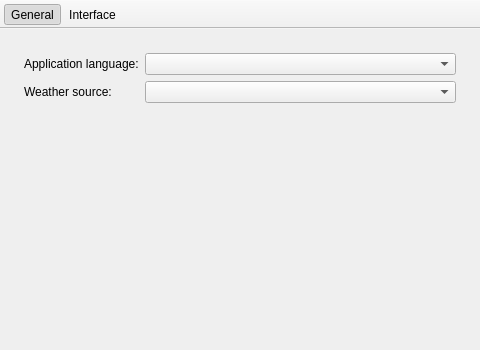
ntadej/Vremenar, file src/settings/SettingsDialog.ui: the form before one commit.
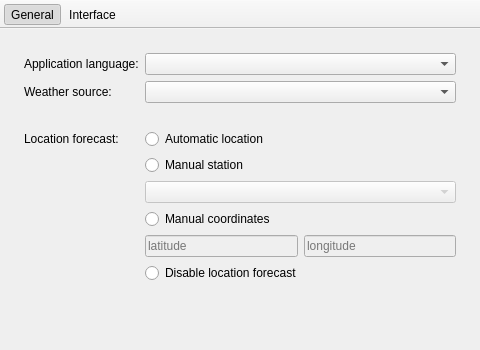
The form after the commit. Icons and pictures are not drawn.

Commit message: Improved location settings, part 1

```diff
--- a/src/settings/SettingsDialog.ui
+++ b/src/settings/SettingsDialog.ui
@@ -89,6 +89,81 @@
           </property>
          </widget>
         </item>
+        <item row="2" column="0">
+         <widget class="QLabel" name="labelSpacer"/>
+        </item>
+        <item row="3" column="0">
+         <widget class="QLabel" name="labelLocation">
+          <property name="text">
+           <string>Location forecast:</string>
+          </property>
+         </widget>
+        </item>
+        <item row="3" column="1">
+         <widget class="QRadioButton" name="radioLocationAuto">
+          <property name="text">
+           <string>Automatic location</string>
+          </property>
+         </widget>
+        </item>
+        <item row="4" column="1">
+         <widget class="QRadioButton" name="radioLocationSelect">
+          <property name="text">
+           <string>Manual station</string>
+          </property>
+         </widget>
+        </item>
+        <item row="6" column="1">
+         <widget class="QRadioButton" name="radioLocationCoord">
+          <property name="text">
+           <string>Manual coordinates</string>
+          </property>
+         </widget>
+        </item>
+        <item row="8" column="1">
+         <widget class="QRadioButton" name="radioLocationDisabled">
+          <property name="text">
+           <string>Disable location forecast</string>
+          </property>
+         </widget>
+        </item>
+        <item row="5" column="1">
+         <widget class="QComboBox" name="comboLocation">
+          <property name="enabled">
+           <bool>false</bool>
+          </property>
+          <property name="minimumSize">
+           <size>
+            <width>200</width>
+            <height>0</height>
+           </size>
+          </property>
+         </widget>
+        </item>
+        <item row="7" column="1">
+         <layout class="QHBoxLayout" name="layoutLocation">
+          <item>
+           <widget class="QLineEdit" name="lineEditLatitude">
+            <property name="enabled">
+             <bool>false</bool>
+            </property>
+            <property name="placeholderText">
+             <string>latitude</string>
+            </property>
+           </widget>
+          </item>
+          <item>
+           <widget class="QLineEdit" name="lineEditLongitude">
+            <property name="enabled">
+             <bool>false</bool>
+            </property>
+            <property name="placeholderText">
+             <string>longitude</string>
+            </property>
+           </widget>
+          </item>
+         </layout>
+        </item>
        </layout>
       </widget>
       <widget class="QWidget" name="pageInterface">
```
The commit also changes 15 other files.
